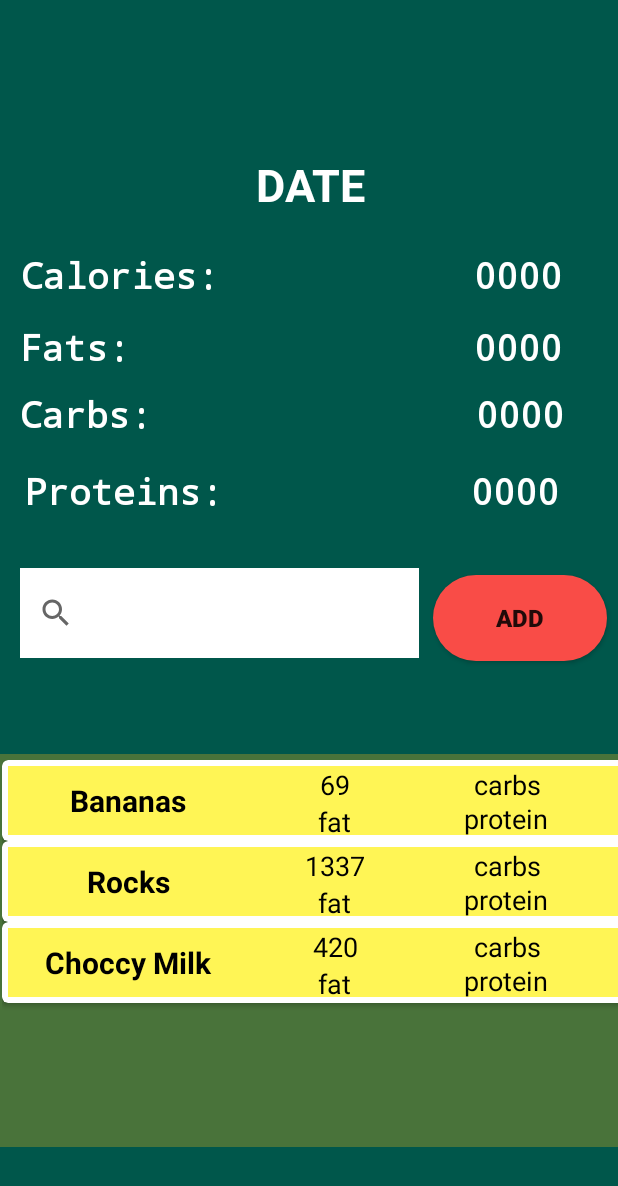
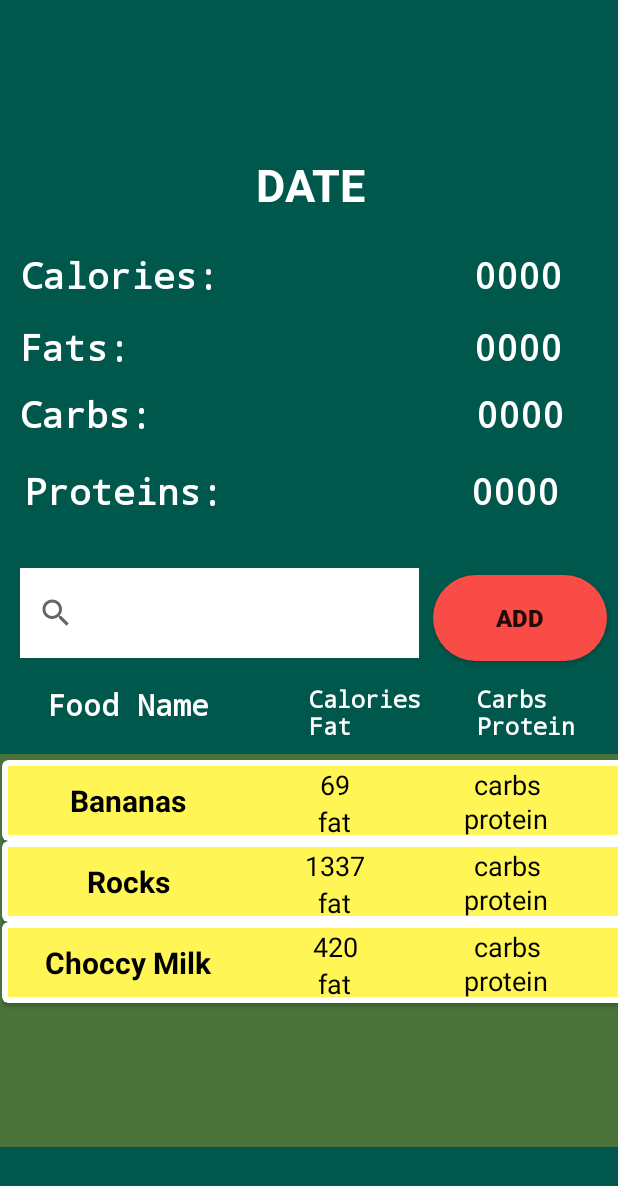
Before and after one commit to btang725/Keto-Vice, an Android app: the DailyActivity screen opened directly, with no data from a screen before it, on a phone screen of 412 x 824 dp. Shown: the top 1186 px of the screen. Run offline under Robolectric (Android 15) with nearby library versions, the phone set to English and light mode, and no system bars; our stand-ins replace Firebase (no records; nobody signed in at launch, a user with empty details on screens opened directly); 10 statements that could not run were skipped.

```diff
--- a/app/src/main/java/com/example/test/Home.java
+++ b/app/src/main/java/com/example/test/Home.java
@@ -63,7 +63,6 @@ public class Home extends AppCompatActivity {
         findViewById(R.id.buttonStats).setOnClickListener(new View.OnClickListener(){
             @Override
             public void onClick(View v){
-                Toast.makeText(getApplicationContext(), "I fear nothing is here. Better bust that rear before I get near.", Toast.LENGTH_SHORT).show();
                 startActivity(new Intent(Home.this, StatisticsActivity.class));
             }
         });
--- a/app/src/main/res/layout/activity_daily.xml
+++ b/app/src/main/res/layout/activity_daily.xml
@@ -81,6 +81,44 @@
         android:text="Proteins:"
         android:textColor="@android:color/white"
         android:textSize="24sp"
+        android:textStyle="bold"
+        app:layout_constraintBottom_toBottomOf="parent"
+        app:layout_constraintEnd_toEndOf="parent"
+        app:layout_constraintStart_toStartOf="parent"
+        app:layout_constraintTop_toTopOf="parent" />
+
+    <TextView
+        android:layout_width="178dp"
+        android:layout_height="39dp"
+        android:layout_marginStart="205dp"
+        android:layout_marginLeft="205dp"
+        android:layout_marginTop="409dp"
+        android:layout_marginEnd="28dp"
+        android:layout_marginRight="28dp"
+        android:layout_marginBottom="283dp"
+        android:fontFamily="monospace"
+        android:text="Calories    Carbs\nFat         Protein"
+        android:textColor="@android:color/white"
+        android:textSize="15sp"
+        android:textStyle="bold"
+        app:layout_constraintBottom_toBottomOf="parent"
+        app:layout_constraintEnd_toEndOf="parent"
+        app:layout_constraintStart_toStartOf="parent"
+        app:layout_constraintTop_toTopOf="parent" />
+
+    <TextView
+        android:layout_width="123dp"
+        android:layout_height="32dp"
+        android:layout_marginStart="31dp"
+        android:layout_marginLeft="31dp"
+        android:layout_marginTop="409dp"
+        android:layout_marginEnd="257dp"
+        android:layout_marginRight="257dp"
+        android:layout_marginBottom="290dp"
+        android:fontFamily="monospace"
+        android:text="Food Name"
+        android:textColor="@android:color/white"
+        android:textSize="20sp"
         android:textStyle="bold"
         app:layout_constraintBottom_toBottomOf="parent"
         app:layout_constraintEnd_toEndOf="parent"
```
